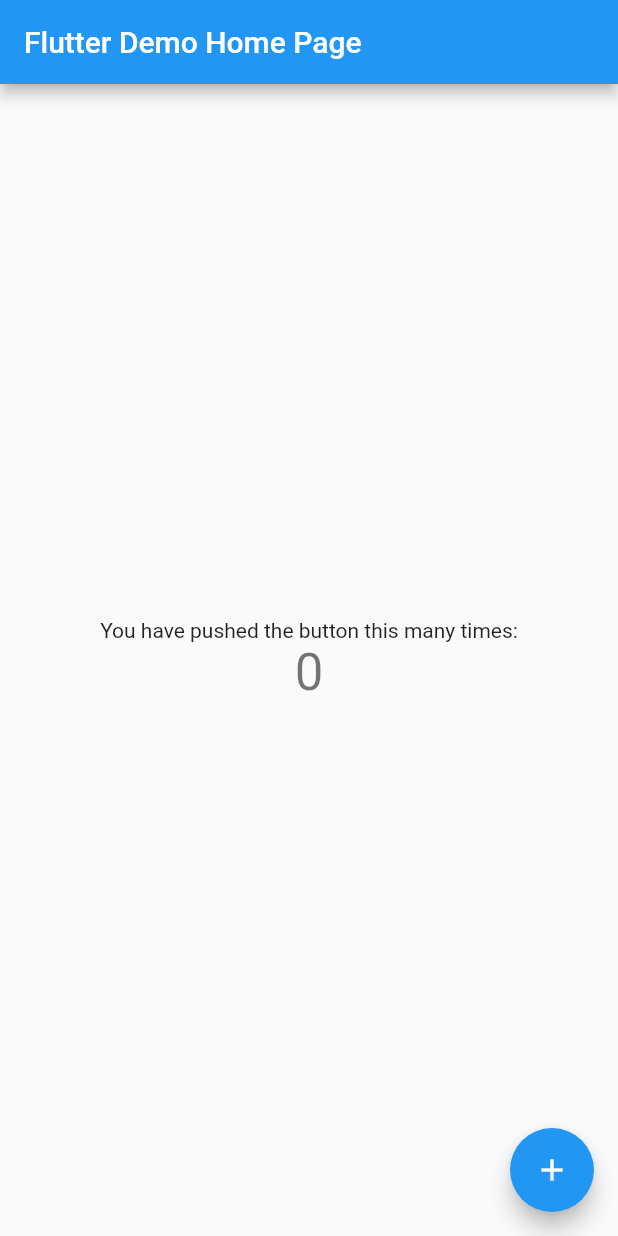
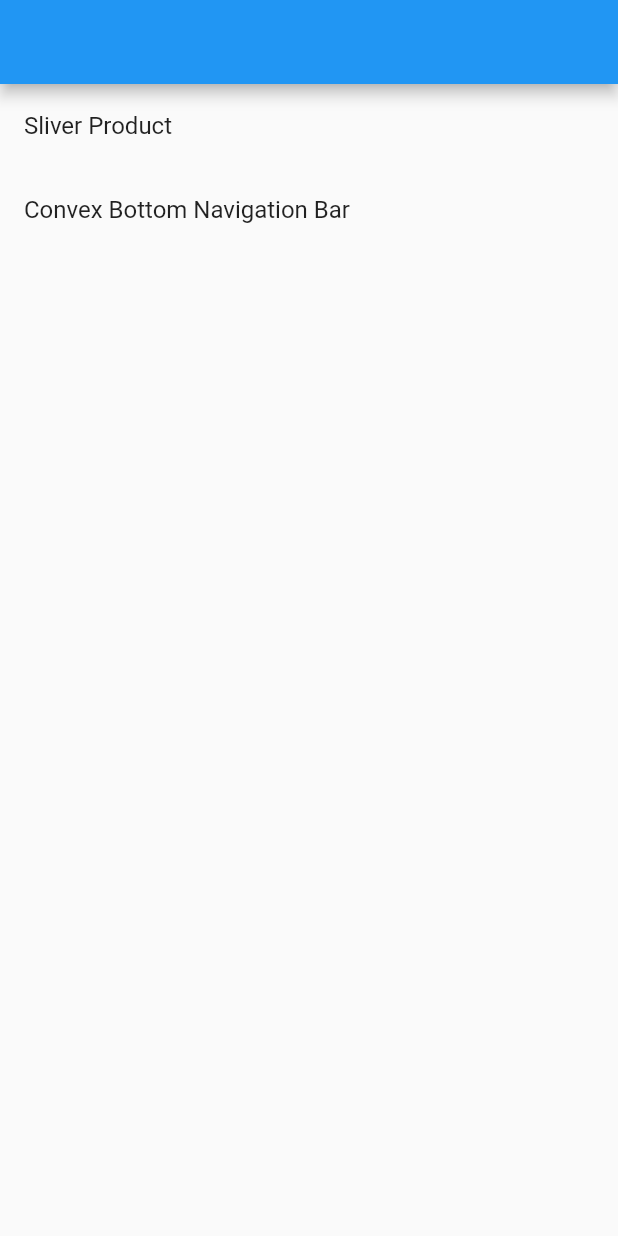
Before and after one commit to ViraCode/vira_design_DEP, a Flutter app: the screen it shows after launch, on a phone screen of 412 x 824 dp. Run offline on Flutter 3.47's test engine with Material 2 defaults, Android fonts, the phone set to English and light mode, and no system bars; our stand-ins replace carousel_slider, convex_bottom_bar, faker, flutter_icons, page_transition.

Commit message:
convexed

```diff
--- a/lib/main.dart
+++ b/lib/main.dart
@@ -1,4 +1,8 @@
 import 'package:flutter/material.dart';
+import 'package:page_transition/page_transition.dart';
+import 'package:vira_design/screens/bottom_navigation_bars/convex_bottom_navigation_bar.dart';
+import 'package:vira_design/screens/main_screen.dart';
+import 'package:vira_design/screens/product_page/sliver_product.dart';
 
 void main() {
   runApp(MyApp());
@@ -14,92 +18,28 @@ class MyApp extends StatelessWidget {
         primarySwatch: Colors.blue,
         visualDensity: VisualDensity.adaptivePlatformDensity,
       ),
-      home: MyHomePage(title: 'Flutter Demo Home Page'),
+      home: MainScreen(),
+      onGenerateRoute: (settings) {
+        switch (settings.name) {
+          case SliverProductPage.route:
+            return PageTransition(
+              child: SliverProductPage(),
+              type: PageTransitionType.fade,
+              settings: settings,
+            );
+            break;
+          case ConvexBottomNavigationBar.route:
+            return PageTransition(
+              child: ConvexBottomNavigationBar(),
+              type: PageTransitionType.fade,
+              settings: settings,
+            );
+            break;
+
+          default:
+            return null;
+        }
+      },
     );
   }
 }
-
-class MyHomePage extends StatefulWidget {
-  MyHomePage({Key key, this.title}) : super(key: key);
-
-  // This widget is the home page of your application. It is stateful, meaning
-  // that it has a State object (defined below) that contains fields that affect
-  // how it looks.
-
-  // This class is the configuration for the state. It holds the values (in this
-  // case the title) provided by the parent (in this case the App widget) and
-  // used by the build method of the State. Fields in a Widget subclass are
-  // always marked "final".
-
-  final String title;
-
-  @override
-  _MyHomePageState createState() => _MyHomePageState();
-}
-
-class _MyHomePageState extends State<MyHomePage> {
-  int _counter = 0;
-
-  void _incrementCounter() {
-    setState(() {
-      // This call to setState tells the Flutter framework that something has
-      // changed in this State, which causes it to rerun the build method below
-      // so that the display can reflect the updated values. If we changed
-      // _counter without calling setState(), then the build method would not be
-      // called again, and so nothing would appear to happen.
-      _counter++;
-    });
-  }
-
-  @override
-  Widget build(BuildContext context) {
-    // This method is rerun every time setState is called, for instance as done
-    // by the _incrementCounter method above.
-    //
-    // The Flutter framework has been optimized to make rerunning build methods
-    // fast, so that you can just rebuild anything that needs updating rather
-    // than having to individually change instances of widgets.
-    return Scaffold(
-      appBar: AppBar(
-        // Here we take the value from the MyHomePage object that was created by
-        // the App.build method, and use it to set our appbar title.
-        title: Text(widget.title),
-      ),
-      body: Center(
-        // Center is a layout widget. It takes a single child and positions it
-        // in the middle of the parent.
-        child: Column(
-          // Column is also a layout widget. It takes a list of children and
-          // arranges them vertically. By default, it sizes itself to fit its
-          // children horizontally, and tries to be as tall as its parent.
-          //
-          // Invoke "debug painting" (press "p" in the console, choose the
-          // "Toggle Debug Paint" action from the Flutter Inspector in Android
-          // Studio, or the "Toggle Debug Paint" command in Visual Studio Code)
-          // to see the wireframe for each widget.
-          //
-          // Column has various properties to control how it sizes itself and
-          // how it positions its children. Here we use mainAxisAlignment to
-          // center the children vertically; the main axis here is the vertical
-          // axis because Columns are vertical (the cross axis would be
-          // horizontal).
-          mainAxisAlignment: MainAxisAlignment.center,
-          children: <Widget>[
-            Text(
-              'You have pushed the button this many times:',
-            ),
-            Text(
-              '$_counter',
-              style: Theme.of(context).textTheme.headline4,
-            ),
-          ],
-        ),
-      ),
-      floatingActionButton: FloatingActionButton(
-        onPressed: _incrementCounter,
-        tooltip: 'Increment',
-        child: Icon(Icons.add),
-      ), // This trailing comma makes auto-formatting nicer for build methods.
-    );
-  }
-}
--- /dev/null
+++ b/lib/screens/main_screen.dart
@@ -0,0 +1,31 @@
+import 'package:flutter/material.dart';
+import 'package:vira_design/screens/bottom_navigation_bars/convex_bottom_navigation_bar.dart';
+import 'package:vira_design/screens/product_page/sliver_product.dart';
+
+class MainScreen extends StatefulWidget {
+  @override
+  _MainScreenState createState() => _MainScreenState();
+}
+
+class _MainScreenState extends State<MainScreen> {
+  @override
+  Widget build(BuildContext context) {
+    return Scaffold(
+      appBar: AppBar(),
+      body: Container(
+        child: ListView(
+          children: [
+            ListTile(
+                title: Text(SliverProductPage.name),
+                onTap: () =>
+                    Navigator.pushNamed(context, SliverProductPage.route)),
+            ListTile(
+                title: Text(ConvexBottomNavigationBar.name),
+                onTap: () => Navigator.pushNamed(
+                    context, ConvexBottomNavigationBar.route))
+          ],
+        ),
+      ),
+    );
+  }
+}
```
Also changed, not shown: lib/screens/bottom_navigation_bars/convex_bottom_navigation_bar.dart (added, +132 -0 lines), lib/screens/product_page/sliver_product.dart (+107 -33 lines), pubspec.yaml (+33 -1 lines), pubspec.lock.
